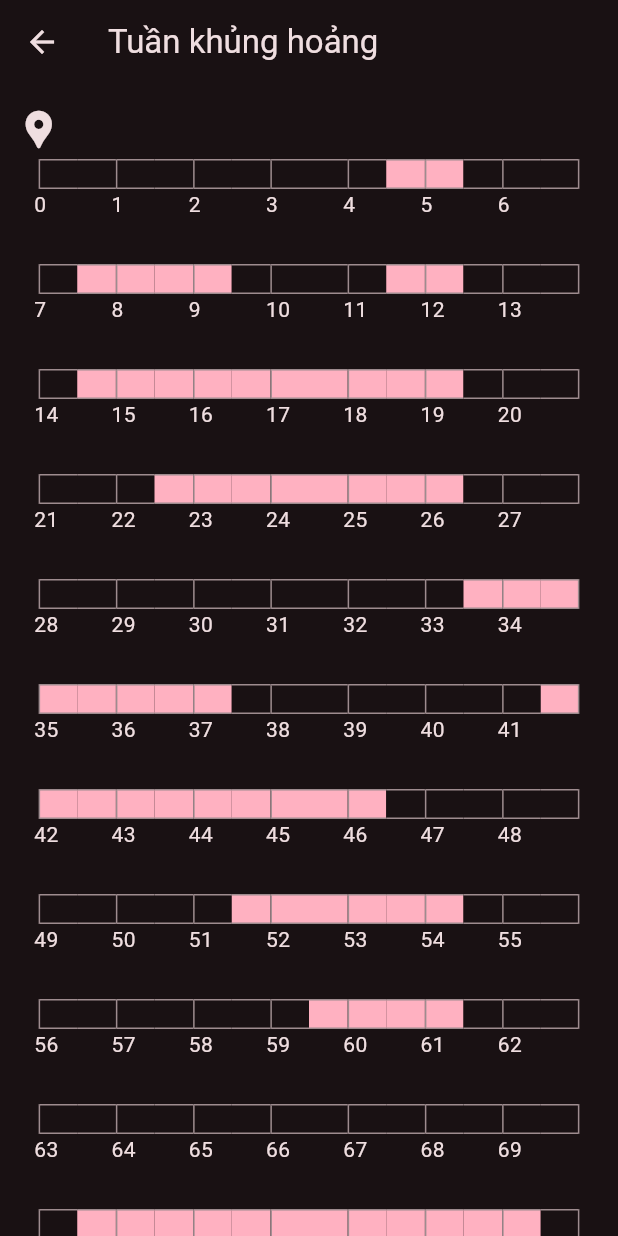
After one commit to hieu-dd/mom_baby_care, a Flutter app: the BabyPage screen opened directly, after a tap on "Tuần khủng hoảng", on a phone screen of 412 x 824 dp. The commit adds this screen. Run offline on Flutter 3.47's test engine with Material 3 defaults, Android fonts, the phone set to English and light mode, and no system bars; our stand-ins replace bloc, cloud_firestore, data_table_2, equatable, firebase_auth, firebase_core and 4 more; accounts and stored records are empty.

Commit message:
Add UI for wonder week

```diff
--- a/lib/app/routes/app_routers.dart
+++ b/lib/app/routes/app_routers.dart
@@ -8,6 +8,7 @@ import 'package:mom_baby_care/baby_info/baby_info.dart';
 import 'package:mom_baby_care/baby_size/baby_size.dart';
 import 'package:mom_baby_care/create_baby/create_baby.dart';
 import 'package:mom_baby_care/login/login.dart';
+import 'package:mom_baby_care/wonder_week/wonder_week.dart';
 
 GoRouter appRouter = GoRouter(
   routes: <RouteBase>[
@@ -35,6 +36,11 @@ GoRouter appRouter = GoRouter(
             return const BabyInfoPage();
           },
         ),
+        GoRoute(
+            path: RouterDestination.wonderWeek.path,
+            builder: (context, state) {
+              return const WonderWeekPage();
+            })
       ],
     ),
   ],
--- a/lib/app/routes/destination.dart
+++ b/lib/app/routes/destination.dart
@@ -12,4 +12,8 @@ class RouterDestination {
     route: '/baby_info',
     path: 'baby_info',
   );
+  static const wonderWeek = RouterDestination(
+    route: '/wonder_week',
+    path: 'wonder_week',
+  );
 }
--- a/lib/baby/view/baby_page.dart
+++ b/lib/baby/view/baby_page.dart
@@ -127,11 +127,14 @@ class _BabySettings extends StatelessWidget {
           Row(
             crossAxisAlignment: CrossAxisAlignment.start,
             children: [
-              _item(context,
-                  label: 'Thông tin con yêu',
-                  image: AssetsImage.icNote, onTap: () {
-                context.go(RouterDestination.babyInfo.route);
-              }),
+              _item(
+                context,
+                label: 'Thông tin con yêu',
+                image: AssetsImage.icNote,
+                onTap: () {
+                  context.go(RouterDestination.babyInfo.route);
+                },
+              ),
               _item(
                 context,
                 label: 'Con yêu theo tháng tuổi',
@@ -157,6 +160,9 @@ class _BabySettings extends StatelessWidget {
                 context,
                 label: 'Tuần khủng hoảng',
                 image: AssetsImage.icCalendar2,
+                onTap: () {
+                  context.go(RouterDestination.wonderWeek.route);
+                },
               ),
               _item(
                 context,
@@ -191,7 +197,7 @@ class _BabySettings extends StatelessWidget {
             padding: const EdgeInsets.all(20),
             decoration: BoxDecoration(
               borderRadius: AppBorderRadius.medium,
-              color: Theme.of(context).colorScheme.onBackground,
+              color: Theme.of(context).highlightColor,
             ),
             child: Image.asset(image),
           ),
--- a/lib/utils/date_time.dart
+++ b/lib/utils/date_time.dart
@@ -50,4 +50,11 @@ extension DateTimeEx on DateTime {
     }
     return result.isNotEmpty ? result.trim() : '0 ngày';
   }
+
+  double calculateMonthDifference(DateTime pastDate) {
+    final timeDifference = calculateTimeDifference(pastDate);
+    return (timeDifference['years']! * 12 + timeDifference['months']!)
+            .toDouble() +
+        (timeDifference['days']!.toDouble() / 7);
+  }
 }
--- /dev/null
+++ b/lib/utils/number.dart
@@ -0,0 +1,5 @@
+extension NumberExt on num {
+  num negativeToZero() {
+    return this < 0 ? 0 : this;
+  }
+}
--- /dev/null
+++ b/lib/wonder_week/cubit/wonder_week_cubit.dart
@@ -0,0 +1,17 @@
+import 'package:baby_repository/baby_repository.dart';
+import 'package:bloc/bloc.dart';
+import 'package:mom_baby_care/wonder_week/cubit/wonder_week_state.dart';
+
+class WonderWeekCubit extends Cubit<WonderWeekState> {
+  final BabyRepository _babyRepository;
+
+  WonderWeekCubit({required BabyRepository babyRepository})
+      : _babyRepository = babyRepository,
+        super(WonderWeekState.empty) {
+    _babyRepository.streamBaby().listen(_changeBaby);
+  }
+
+  void _changeBaby(Baby baby) {
+    emit(WonderWeekState(baby: baby));
+  }
+}
--- /dev/null
+++ b/lib/wonder_week/cubit/wonder_week_state.dart
@@ -0,0 +1,34 @@
+import 'package:baby_repository/baby_repository.dart';
+import 'package:equatable/equatable.dart';
+import 'package:mom_baby_care/utils/date_time.dart';
+
+import '../wonder_week.dart';
+
+class WonderWeekState extends Equatable {
+  const WonderWeekState({required Baby baby}) : _baby = baby;
+  final Baby _baby;
+  final List<WonderWeek> wonderWeeks = _wonderWeeks;
+
+  static WonderWeekState empty = WonderWeekState(baby: Baby.empty);
+
+  double get monthAge =>
+      DateTime.now().calculateMonthDifference(_baby.birthday);
+
+  double get weekAge => DateTime.now().difference(_baby.birthday).inDays / 7;
+
+  @override
+  List<Object> get props => [_baby];
+}
+
+const _wonderWeeks = [
+  WonderWeek(start: 4.5, end: 5.5),
+  WonderWeek(start: 7.5, end: 9.5),
+  WonderWeek(start: 11.5, end: 12.5),
+  WonderWeek(start: 14.5, end: 19.5),
+  WonderWeek(start: 22.5, end: 26.5),
+  WonderWeek(start: 33.5, end: 37.5),
+  WonderWeek(start: 41.5, end: 46.5),
+  WonderWeek(start: 51.5, end: 54.5),
+  WonderWeek(start: 59.5, end: 61.5),
+  WonderWeek(start: 70.5, end: 76.5),
+];
--- /dev/null
+++ b/lib/wonder_week/model/wonder_week.dart
@@ -0,0 +1,11 @@
+import 'package:equatable/equatable.dart';
+
+class WonderWeek extends Equatable {
+  final double start;
+  final double end;
+
+  const WonderWeek({required this.start, required this.end});
+
+  @override
+  List<Object> get props => [start, end];
+}
--- /dev/null
+++ b/lib/wonder_week/view/step_week.dart
@@ -0,0 +1,108 @@
+part of 'wonder_week_page.dart';
+
+class _StepWeeks extends StatelessWidget {
+  const _StepWeeks({super.key});
+
+  @override
+  Widget build(BuildContext context) {
+    final width = MediaQuery.of(context).size.width;
+    final stepWidth = width / 80;
+    return BlocBuilder<WonderWeekCubit, WonderWeekState>(
+      builder: (context, state) {
+        final wonderWeeks = state.wonderWeeks;
+        return SizedBox(
+          width: width,
+          height: 950,
+          child: Stack(
+            children: [
+              for (int row = 0; row <= 12; row++)
+                for (int col = 0; col < 14; col++)
+                  _stepItem(
+                    context,
+                    row,
+                    col,
+                    wonderWeeks,
+                  ),
+              for (int row = 0; row <= 12; row++)
+                for (int col = 0; col < 7; col++)
+                  _stepWeek(
+                    context,
+                    row,
+                    col,
+                    wonderWeeks,
+                  ),
+              _currentWeek(context, state.weekAge),
+            ],
+          ),
+        );
+      },
+    );
+  }
+
+  Widget _stepItem(
+    BuildContext context,
+    int row,
+    int col,
+    List<WonderWeek> wonderWeeks,
+  ) {
+    final width = MediaQuery.of(context).size.width;
+    final stepWidth = width / 16;
+    final step = row * 14 + col;
+    final isInWonderWeek = wonderWeeks.any(
+        (element) => element.start <= step * 0.5 && element.end > step * 0.5);
+    return Positioned(
+      left: (col + 1) * stepWidth,
+      top: row * 70.0 + 50,
+      child: Container(
+        width: stepWidth,
+        height: 20.0,
+        decoration: BoxDecoration(
+          border: Border(
+            top: BorderSide(width: 1.0, color: Theme.of(context).dividerColor),
+            bottom:
+                BorderSide(width: 1.0, color: Theme.of(context).dividerColor),
+            left: col % 2 == 0
+                ? BorderSide(width: 1.0, color: Theme.of(context).dividerColor)
+                : BorderSide.none,
+            right: col == 13
+                ? BorderSide(width: 1.0, color: Theme.of(context).dividerColor)
+                : BorderSide.none,
+          ),
+          color: isInWonderWeek
+              ? Theme.of(context).colorScheme.primary
+              : Theme.of(context).colorScheme.background,
+        ),
+      ),
+    );
+  }
+
+  Widget _stepWeek(
+    BuildContext context,
+    int row,
+    int col,
+    List<WonderWeek> wonderWeeks,
+  ) {
+    final width = MediaQuery.of(context).size.width;
+    final stepWidth = width / 8;
+    final week = row * 7 + col;
+    return Positioned(
+        left: (col + 0.5) * stepWidth - 3,
+        top: row * 70.0 + 70,
+        child: Text(
+          week.toInt().toString(),
+        ));
+  }
+
+  Widget _currentWeek(BuildContext context, double currentWeek) {
+    final width = MediaQuery.of(context).size.width;
+    final int row = currentWeek ~/ 7;
+    return Positioned(
+        left: (currentWeek % 7 + 0.5) * (width / 8) - 15,
+        top: row * 70.0 + 15,
+        child: Icon(
+          Icons.location_pin,
+          color: Theme.of(context).colorScheme.onSurface,
+          size: 30,
+        ));
+  }
+}
--- /dev/null
+++ b/lib/wonder_week/view/wonder_week_page.dart
@@ -0,0 +1,84 @@
+import 'package:baby_repository/baby_repository.dart';
+import 'package:flutter/material.dart';
+import 'package:flutter_bloc/flutter_bloc.dart';
+import 'package:mom_baby_care/wonder_week/cubit/wonder_week_cubit.dart';
+import 'package:mom_baby_care/wonder_week/cubit/wonder_week_state.dart';
+import 'package:mom_baby_care/wonder_week/wonder_week.dart';
+
+part 'step_week.dart';
+
+class WonderWeekPage extends StatelessWidget {
+  const WonderWeekPage({super.key});
+
+  @override
+  Widget build(BuildContext context) {
+    final babyRepository = context.read<BabyRepository>();
+    return BlocProvider(
+      create: (_) => WonderWeekCubit(babyRepository: babyRepository),
+      child: const _WonderWeekPage(),
+    );
+  }
+}
+
+class _WonderWeekPage extends StatelessWidget {
+  const _WonderWeekPage({super.key});
+
+  @override
+  Widget build(BuildContext context) {
+    return Scaffold(
+      appBar: AppBar(
+        title: const Text('Tuần khủng hoảng'),
+      ),
+      body: SingleChildScrollView(
+        child: SizedBox(
+          width: double.infinity,
+          child: Column(
+            children: [
+              const _StepWeeks(),
+              _descriptionWeek(context, true),
+              const SizedBox(
+                height: 10,
+              ),
+              _descriptionWeek(context, false),
+            ],
+          ),
+        ),
+      ),
+    );
+  }
+
+  Widget _descriptionWeek(BuildContext context, bool isInWonderWeek) {
+    final theme = Theme.of(context);
+    final screenWidth = MediaQuery.of(context).size.width;
+    return Padding(
+      padding: EdgeInsets.symmetric(horizontal: screenWidth / 16),
+      child: Row(
+        children: [
+          Container(
+            width: 40,
+            height: 40,
+            decoration: BoxDecoration(
+              border: Border.all(
+                width: 1,
+                color: theme.dividerColor,
+              ),
+              color: isInWonderWeek
+                  ? theme.colorScheme.primary
+                  : theme.colorScheme.background,
+            ),
+          ),
+          const SizedBox(width: 10),
+          Expanded(
+            child: Text(
+              isInWonderWeek
+                  ? 'Con sẽ trở nên cực kì khó tính trong những ngày này'
+                  : 'Thời kì bình yên của bạn và con yêu',
+              maxLines: 2,
+              softWrap: true,
+            ),
+          ),
+        ],
+      ),
+    );
+  }
+}
--- /dev/null
+++ b/lib/wonder_week/wonder_week.dart
@@ -0,0 +1,2 @@
+export 'model/wonder_week.dart';
+export 'view/wonder_week_page.dart';
```
